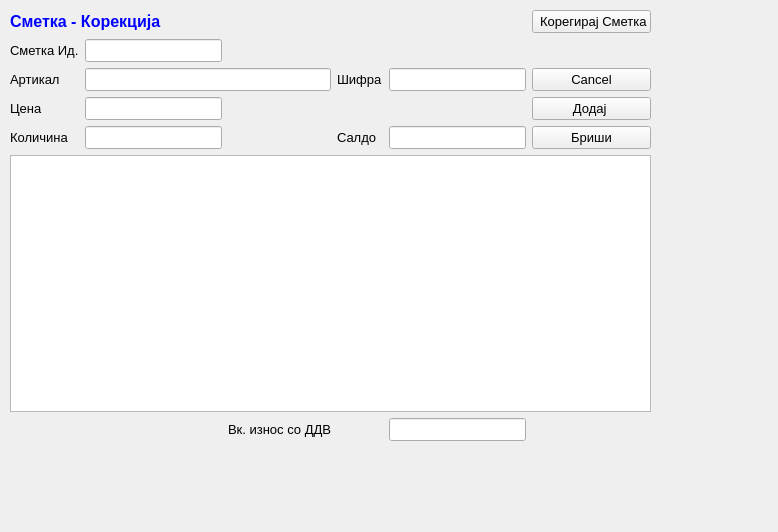
This is sterna/Smetki/smetkikorekcija.ui in srgank/sterna_x as Qt 5 draws it before an edit. The edited form follows.
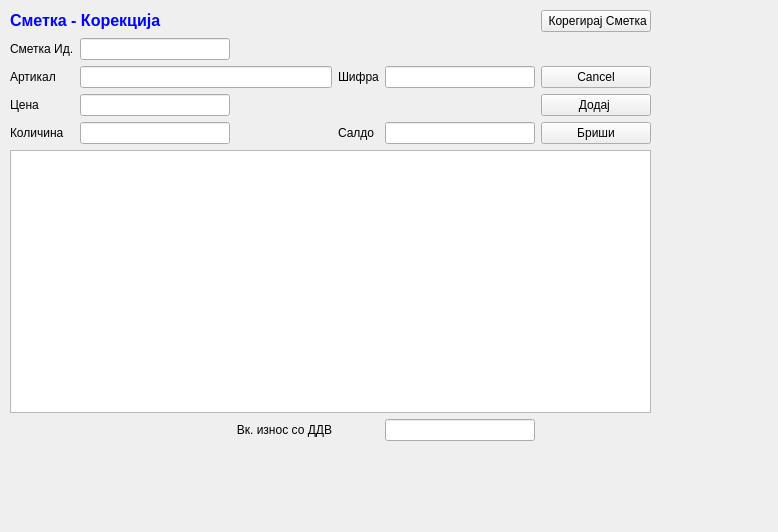
This is the edited form. Icons and pictures are not drawn.

Diff of the .ui file:
```diff
--- a/sterna/Smetki/smetkikorekcija.ui
+++ b/sterna/Smetki/smetkikorekcija.ui
@@ -22,28 +22,12 @@
      <height>431</height>
     </rect>
    </property>
-   <property name="font">
-    <font>
-     <pointsize>10</pointsize>
-    </font>
-   </property>
    <layout class="QGridLayout" name="gridLayout">
     <item row="7" column="0" colspan="6">
-     <widget class="QTableView" name="tableView">
-      <property name="font">
-       <font>
-        <pointsize>10</pointsize>
-       </font>
-      </property>
-     </widget>
+     <widget class="QTableView" name="tableView"/>
     </item>
     <item row="0" column="5">
      <widget class="QPushButton" name="pushButton_4">
-      <property name="font">
-       <font>
-        <pointsize>10</pointsize>
-       </font>
-      </property>
       <property name="text">
        <string> Корегирај Сметка</string>
       </property>
@@ -55,11 +39,6 @@
     </item>
     <item row="1" column="0">
      <widget class="QLabel" name="label_7">
-      <property name="font">
-       <font>
-        <pointsize>10</pointsize>
-       </font>
-      </property>
       <property name="text">
        <string>Сметка Ид.</string>
       </property>
@@ -70,11 +49,6 @@
       <property name="enabled">
        <bool>true</bool>
       </property>
-      <property name="font">
-       <font>
-        <pointsize>10</pointsize>
-       </font>
-      </property>
       <property name="readOnly">
        <bool>true</bool>
       </property>
@@ -82,11 +56,6 @@
     </item>
     <item row="0" column="0" colspan="3">
      <widget class="QLabel" name="label_4">
-      <property name="font">
-       <font>
-        <pointsize>10</pointsize>
-       </font>
-      </property>
       <property name="text">
        <string>&lt;!DOCTYPE HTML PUBLIC &quot;-//W3C//DTD HTML 4.0//EN&quot; &quot;http://www.w3.org/TR/REC-html40/strict.dtd&quot;&gt;
 &lt;html&gt;&lt;head&gt;&lt;meta name=&quot;qrichtext&quot; content=&quot;1&quot; /&gt;&lt;style type=&quot;text/css&quot;&gt;
@@ -118,11 +87,6 @@
       <property name="enabled">
        <bool>true</bool>
       </property>
-      <property name="font">
-       <font>
-        <pointsize>10</pointsize>
-       </font>
-      </property>
       <property name="toolTip">
        <string>&lt;html&gt;&lt;head/&gt;&lt;body&gt;&lt;p&gt;Притисни ЕНТЕР за да те однесе во листата&lt;/p&gt;&lt;/body&gt;&lt;/html&gt;</string>
       </property>
@@ -133,11 +97,6 @@
     </item>
     <item row="2" column="0">
      <widget class="QLabel" name="label_3">
-      <property name="font">
-       <font>
-        <pointsize>10</pointsize>
-       </font>
-      </property>
       <property name="text">
        <string>Артикал</string>
       </property>
@@ -145,11 +104,6 @@
     </item>
     <item row="2" column="3">
      <widget class="QLabel" name="label_9">
-      <property name="font">
-       <font>
-        <pointsize>10</pointsize>
-       </font>
-      </property>
       <property name="text">
        <string>Шифра</string>
       </property>
@@ -160,13 +114,6 @@
       <property name="enabled">
        <bool>true</bool>
       </property>
-      <property name="font">
-       <font>
-        <pointsize>10</pointsize>
-        <weight>75</weight>
-        <bold>true</bold>
-       </font>
-      </property>
       <property name="toolTip">
        <string>&lt;html&gt;&lt;head/&gt;&lt;body&gt;&lt;p&gt;Притисни ЕНТЕР за да те однесе во листата&lt;/p&gt;&lt;/body&gt;&lt;/html&gt;</string>
       </property>
@@ -177,53 +124,26 @@
     </item>
     <item row="2" column="5">
      <widget class="QPushButton" name="pushButton_5">
-      <property name="font">
-       <font>
-        <pointsize>10</pointsize>
-       </font>
-      </property>
       <property name="text">
        <string>Cancel</string>
       </property>
      </widget>
     </item>
     <item row="3" column="1">
-     <widget class="QLineEdit" name="lineEdit_3">
-      <property name="font">
-       <font>
-        <pointsize>10</pointsize>
-       </font>
-      </property>
-     </widget>
+     <widget class="QLineEdit" name="lineEdit_3"/>
     </item>
     <item row="3" column="0">
      <widget class="QLabel" name="label_5">
-      <property name="font">
-       <font>
-        <pointsize>10</pointsize>
-       </font>
-      </property>
       <property name="text">
        <string>Цена</string>
       </property>
      </widget>
     </item>
     <item row="4" column="1">
-     <widget class="QLineEdit" name="lineEdit_4">
-      <property name="font">
-       <font>
-        <pointsize>10</pointsize>
-       </font>
-      </property>
-     </widget>
+     <widget class="QLineEdit" name="lineEdit_4"/>
     </item>
     <item row="4" column="0">
      <widget class="QLabel" name="label_6">
-      <property name="font">
-       <font>
-        <pointsize>10</pointsize>
-       </font>
-      </property>
       <property name="text">
        <string>Количина</string>
       </property>
@@ -231,11 +151,6 @@
     </item>
     <item row="4" column="3">
      <widget class="QLabel" name="label_8">
-      <property name="font">
-       <font>
-        <pointsize>10</pointsize>
-       </font>
-      </property>
       <property name="text">
        <string>Салдо</string>
       </property>
@@ -243,11 +158,6 @@
     </item>
     <item row="4" column="4">
      <widget class="QLineEdit" name="lineEdit_6">
-      <property name="font">
-       <font>
-        <pointsize>10</pointsize>
-       </font>
-      </property>
       <property name="readOnly">
        <bool>true</bool>
       </property>
@@ -255,11 +165,6 @@
     </item>
     <item row="3" column="5">
      <widget class="QPushButton" name="pushButton_3">
-      <property name="font">
-       <font>
-        <pointsize>10</pointsize>
-       </font>
-      </property>
       <property name="text">
        <string>Додај </string>
       </property>
@@ -267,11 +172,6 @@
     </item>
     <item row="4" column="5">
      <widget class="QPushButton" name="pushButton_6">
-      <property name="font">
-       <font>
-        <pointsize>10</pointsize>
-       </font>
-      </property>
       <property name="text">
        <string>Бриши</string>
       </property>
```
